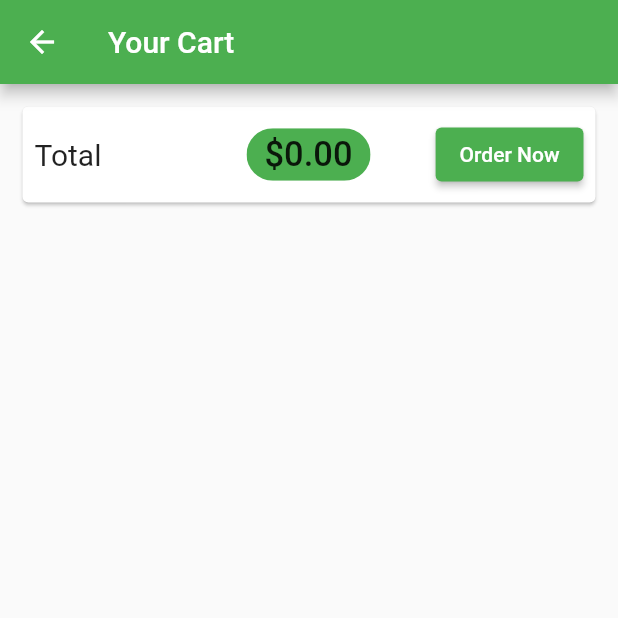
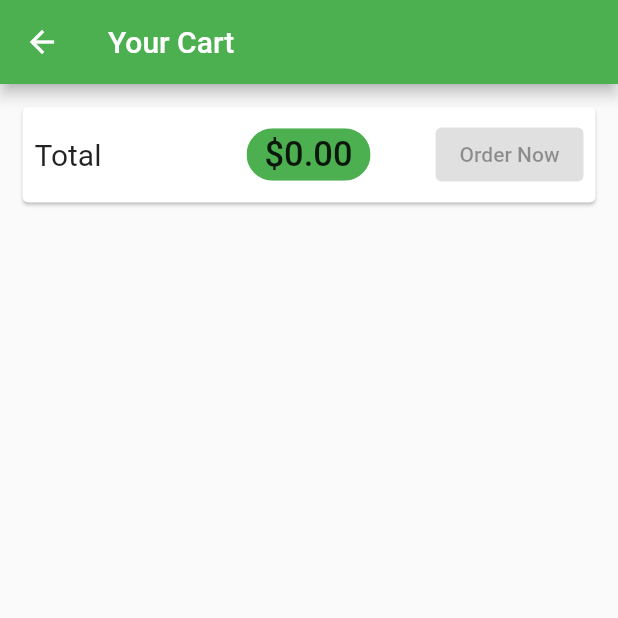
Before and after one commit to Shazad222/shop_App, a Flutter app: the CartScreen screen opened by its route, on a phone screen of 412 x 824 dp, the top half of it. Run offline on Flutter 3.47's test engine with Material 2 defaults, Android fonts, the light colour scheme and no system bars; network calls fail.

Commit message:
ordre and circular

```diff
--- /dev/null
+++ b/lib/models/http_exception.dart
@@ -0,0 +1,12 @@
+// ignore_for_file: public_member_api_docs, sort_constructors_first
+class HttpException implements Exception {
+  final String message;
+  HttpException(
+    this.message,
+  );
+
+  @override
+  String toString() {
+    return message;
+  }
+}
--- a/lib/screens/car_screen.dart
+++ b/lib/screens/car_screen.dart
@@ -46,13 +46,7 @@ class CartScreen extends StatelessWidget {
                     ),
                     backgroundColor: Theme.of(context).primaryColor,
                   ),
-                  ElevatedButton(
-                      onPressed: () {
-                        Provider.of<Orders>(context, listen: false).addOrder(
-                            cart.items.values.toList(), cart.totalAmount);
-                        cart.clear();
-                      },
-                      child: Text("Order Now"))
+                  OrderButton(cart: cart)
                 ],
               ),
             ),
@@ -75,3 +69,39 @@ class CartScreen extends StatelessWidget {
     );
   }
 }
+
+class OrderButton extends StatefulWidget {
+  const OrderButton({
+    super.key,
+    required this.cart,
+  });
+
+  final Cart cart;
+
+  @override
+  State<OrderButton> createState() => _OrderButtonState();
+}
+
+class _OrderButtonState extends State<OrderButton> {
+  var _isLoading = false;
+  @override
+  Widget build(BuildContext context) {
+    return ElevatedButton(
+        onPressed: (widget.cart.totalAmount <= 0 || _isLoading)
+            ? null
+            : () async {
+                setState(() {
+                  _isLoading = true;
+                });
+                await Provider.of<Orders>(context, listen: false).addOrder(
+                  widget.cart.items.values.toList(),
+                  widget.cart.totalAmount,
+                );
+                widget.cart.clear();
+                setState(() {
+                  _isLoading = true;
+                });
+              },
+        child: _isLoading ? CircularProgressIndicator() : Text("Order Now"));
+  }
+}
--- a/lib/screens/product_detail_screen.dart
+++ b/lib/screens/product_detail_screen.dart
@@ -33,7 +33,7 @@ class ProductScreenDetailScreen extends StatelessWidget {
             Center(
               child: Text("\$ ${LoadedProduct.price}"),
             ),
-            SizedBox(
+            const SizedBox(
               height: 10,
             ),
             Center(
```
Also changed, not shown: lib/providers/order.dart (+53 -4 lines), lib/providers/product.dart (+24 -4 lines), lib/providers/product_provider.dart (+25 -1 lines), lib/screens/Order_screen.dart (+32 -6 lines), lib/screens/edit_product_screen.dart (+6 -9 lines), lib/widgets/cart_item.dart (+3 -4 lines), lib/widgets/user_product.dart (+18 -2 lines).
